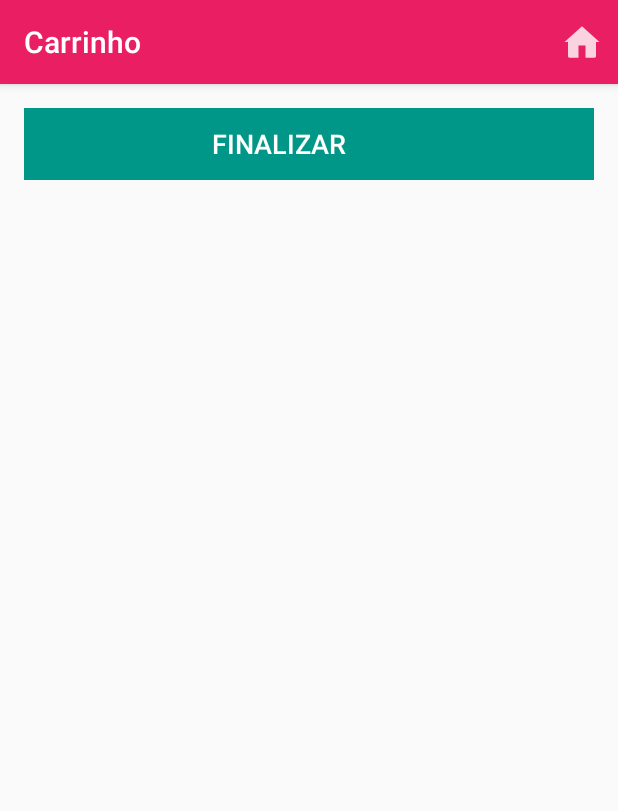
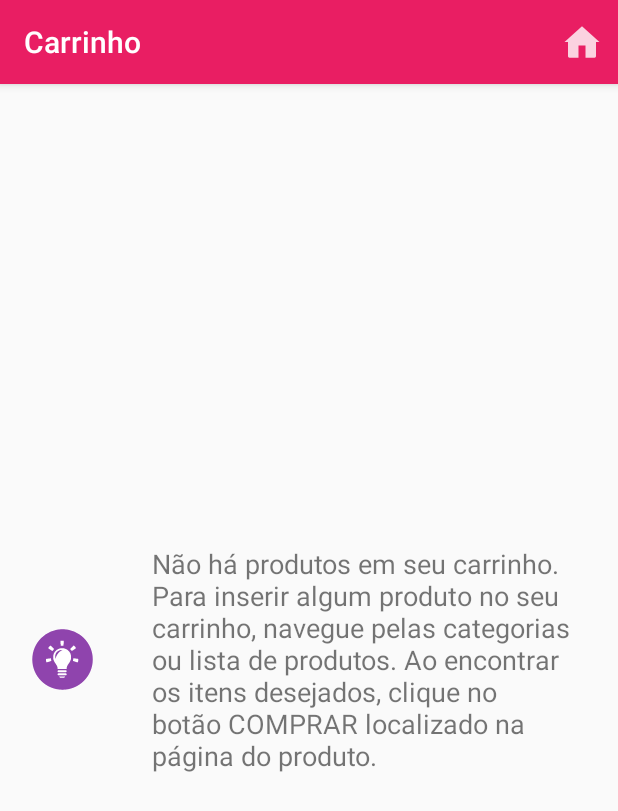
Before and after one commit to jessicaoliveiira/lotus, an Android app: the Carrinho screen opened directly, with no data from a screen before it, on a phone screen of 412 x 824 dp. Shown: the top 811 px of the screen. Run offline under Robolectric (Android 15) with nearby library versions, the light colour scheme and no system bars.

Commit message:
removendo o botao quando o carrinho está fazio

```diff
--- a/app/src/main/java/br/com/lotus_projeto_integrador/lotus/Carrinho.java
+++ b/app/src/main/java/br/com/lotus_projeto_integrador/lotus/Carrinho.java
@@ -35,8 +35,8 @@ public class Carrinho extends Fragment {
         View view = inflater.inflate(R.layout.fragment_carrinho, container, false);
 
         Button pagamento = (Button) view.findViewById(R.id.btnFinalizarCompra);
-
-
+        TextView txtVazio = (TextView) view.findViewById(R.id.txtVazio);
+        TextView iconeVazio = (TextView) view.findViewById(R.id.iconeVazio);
             pagamento.setOnClickListener(new View.OnClickListener() {
                 @Override
                 public void onClick(View v) {
@@ -69,6 +69,10 @@ adicinar itens no carrinho
             }
 
             addIten(Nome,String.valueOf(iten.getValor()),String.valueOf(iten.getQuantidade()),iten.getIdProduto());
+            pagamento.setVisibility(View.VISIBLE);
+            txtVazio.setVisibility(View.GONE);
+            iconeVazio.setVisibility(View.GONE);
+
         }
 
 
--- a/app/src/main/java/br/com/lotus_projeto_integrador/lotus/CompraOk.java
+++ b/app/src/main/java/br/com/lotus_projeto_integrador/lotus/CompraOk.java
@@ -21,6 +21,7 @@ public class CompraOk extends AppCompatActivity {
             public void onClick(View v) {
                 Intent i = new Intent(CompraOk.this, LotusActivity.class);
                 startActivity(i);
+                finish();
             }
         });
 
--- a/app/src/main/res/layout/activity_carrinho.xml
+++ b/app/src/main/res/layout/activity_carrinho.xml
@@ -1,6 +1,3 @@
-<ScrollView xmlns:android="http://schemas.android.com/apk/res/android"
-    android:layout_width="fill_parent"
-    android:layout_height="wrap_content" >
 <RelativeLayout xmlns:android="http://schemas.android.com/apk/res/android"
     xmlns:tools="http://schemas.android.com/tools" android:layout_width="match_parent"
     android:layout_height="match_parent" android:paddingLeft="@dimen/activity_horizontal_margin"
@@ -13,5 +10,8 @@
         android:layout_height="wrap_content"
         android:id="@+id/container">
     </FrameLayout>
+
+
+
+
 </RelativeLayout>
-    </ScrollView>
--- a/app/src/main/res/layout/fragment_carrinho.xml
+++ b/app/src/main/res/layout/fragment_carrinho.xml
@@ -1,3 +1,4 @@
+
 <RelativeLayout xmlns:android="http://schemas.android.com/apk/res/android"
     xmlns:tools="http://schemas.android.com/tools" android:layout_width="match_parent"
     android:layout_height="match_parent"
@@ -29,7 +30,25 @@
             android:layout_gravity="bottom"
             android:textAlignment="center"
             android:textSize="18dp"
-            android:textColor="#FFF" />
+            android:textColor="#FFF"
+            android:visibility="gone"/>
+        <TextView
+            android:layout_width="85dp"
+            android:layout_height="115dp"
+            android:id="@+id/iconeVazio"
+            android:textSize="18dp"
+            android:drawableLeft="@drawable/atencao"
+            android:paddingLeft="5dp"
+            android:layout_gravity="center_vertical" />
+        <TextView
+            android:layout_width="wrap_content"
+            android:layout_height="wrap_content"
+            android:text="Não há produtos em seu carrinho. Para inserir algum produto no seu carrinho, navegue pelas categorias ou lista de produtos. Ao encontrar os itens desejados, clique no botão COMPRAR localizado na página do produto."
+            android:id="@+id/txtVazio"
+            android:textSize="18dp"
+            android:layout_marginRight="15dp"
+            android:layout_gravity="center_vertical"
+       />
     </LinearLayout>
 
 </RelativeLayout>
```
Also changed, not shown: app/src/main/res/drawable-hdpi/atencao.png (added).
